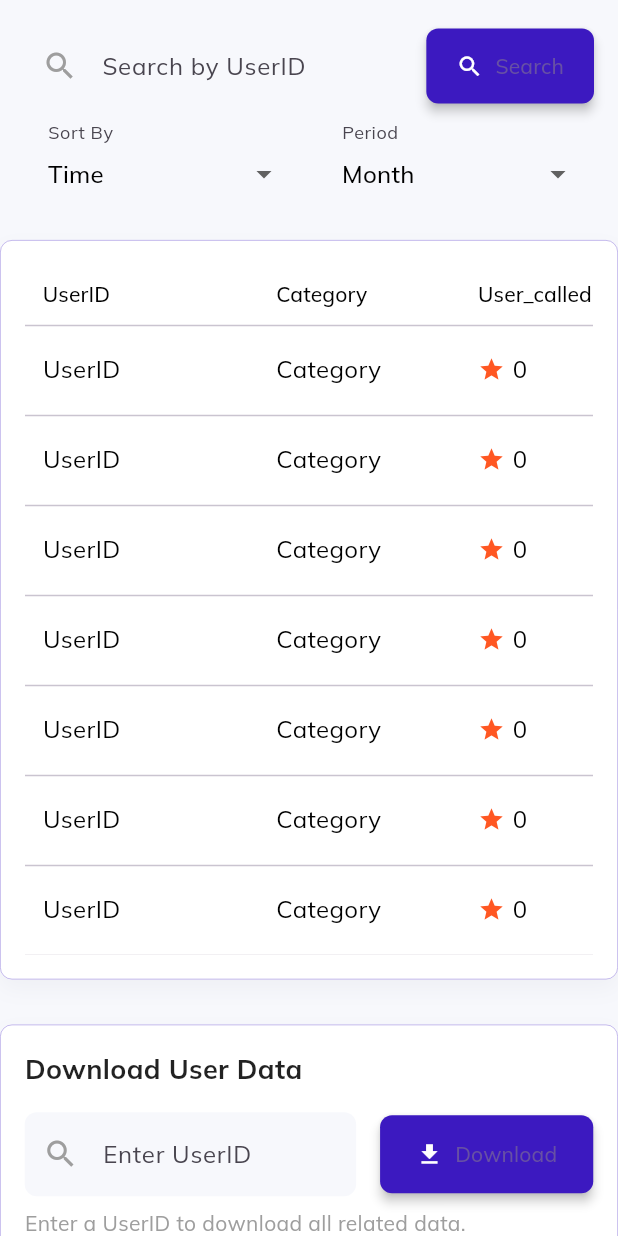
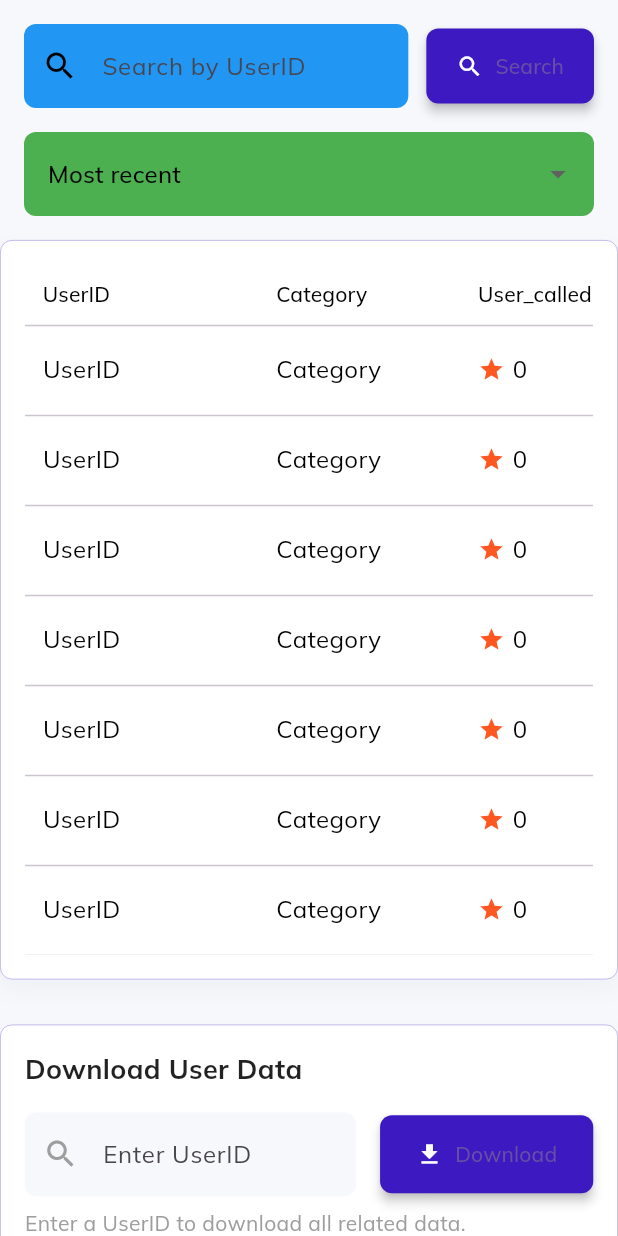
Before and after one commit to hasib94badhon/Admin_Dashboard, a Flutter app: the Clientstable widget shown alone on an empty page, opened directly, on a phone screen of 412 x 824 dp. Run offline on Flutter 3.47's test engine with Material 3 defaults, Android fonts, the phone set to English and light mode, and no system bars; drawn by our look-alikes of data_table_2; our stand-ins replace charts_flutter_new, file_picker, get, google_fonts, image_picker; missing offline and left inert: dart:html; network calls fail.

Commit message:
client table aka users table design slightly changed

```diff
--- a/lib/pages/clients/widgets/clients_table.dart
+++ b/lib/pages/clients/widgets/clients_table.dart
@@ -3,9 +3,14 @@ import 'package:flutter/material.dart';
 import 'package:flutter_web_dashboard/constants/style.dart';
 import 'package:flutter_web_dashboard/widgets/custom_text.dart';
 
-class Clientstable extends StatelessWidget {
+class Clientstable extends StatefulWidget {
   const Clientstable({super.key});
 
+  @override
+  State<Clientstable> createState() => _ClientstableState();
+}
+
+class _ClientstableState extends State<Clientstable> {
   @override
   Widget build(BuildContext context) {
     String selectedSort = 'Time'; // default sort option
@@ -24,8 +29,8 @@ class Clientstable extends StatelessWidget {
                     decoration: InputDecoration(
                       hintText: "Search by UserID",
                       filled: true,
-                      fillColor: light,
-                      prefixIcon: const Icon(Icons.search, color: Colors.grey),
+                      fillColor: Colors.blue,
+                      prefixIcon: const Icon(Icons.search, color: Colors.black),
                       border: OutlineInputBorder(
                         borderRadius: BorderRadius.circular(8),
                         borderSide: BorderSide.none,
@@ -41,7 +46,8 @@ class Clientstable extends StatelessWidget {
                   icon: const Icon(Icons.search, color: Colors.white),
                   label: const Text("Search"),
                   style: ElevatedButton.styleFrom(
-                    padding: const EdgeInsets.symmetric(horizontal: 20, vertical: 15),
+                    padding: const EdgeInsets.symmetric(
+                        horizontal: 20, vertical: 15),
                     backgroundColor: active,
                     shape: RoundedRectangleBorder(
                       borderRadius: BorderRadius.circular(8),
@@ -64,19 +70,24 @@ class Clientstable extends StatelessWidget {
                   child: DropdownButtonFormField<String>(
                     value: selectedSort,
                     decoration: InputDecoration(
-                      labelText: "Sort By",
+                      //labelText: "Sort By",
                       filled: true,
-                      fillColor: light,
+                      fillColor: Colors.green,
                       border: OutlineInputBorder(
                         borderRadius: BorderRadius.circular(8),
                         borderSide: BorderSide.none,
                       ),
                     ),
                     items: const [
-                      DropdownMenuItem(value: 'Time', child: Text("Time")),
-                      DropdownMenuItem(value: 'Category', child: Text("Category")),
-                      DropdownMenuItem(value: 'User Type', child: Text("User Type")),
-                      DropdownMenuItem(value: 'User Called', child: Text("Max User Called")),
+                      DropdownMenuItem(
+                          value: 'Time', child: Text("Most recent")),
+                      DropdownMenuItem(
+                          value: 'Category', child: Text("Users by category")),
+                      DropdownMenuItem(
+                          value: 'User Type', child: Text("Paid/Free")),
+                      DropdownMenuItem(
+                          value: 'User Called',
+                          child: Text("Users by most called")),
                     ],
                     onChanged: (value) {
                       // Update sorting logic based on selected option
@@ -85,31 +96,31 @@ class Clientstable extends StatelessWidget {
                 ),
 
                 // Conditional Time Sorting Options
-                const SizedBox(width: 12),
-                if (selectedSort == 'Time')
-                  Expanded(
-                    child: DropdownButtonFormField<String>(
-                      value: selectedTimeSort,
-                      decoration: InputDecoration(
-                        labelText: "Period",
-                        filled: true,
-                        fillColor: light,
-                        border: OutlineInputBorder(
-                          borderRadius: BorderRadius.circular(8),
-                          borderSide: BorderSide.none,
-                        ),
-                      ),
-                      items: const [
-                        DropdownMenuItem(value: 'Day', child: Text("Day")),
-                        DropdownMenuItem(value: 'Week', child: Text("Week")),
-                        DropdownMenuItem(value: 'Month', child: Text("Month")),
-                        DropdownMenuItem(value: 'Year', child: Text("Year")),
-                      ],
-                      onChanged: (value) {
-                        // Handle specific time sorting
-                      },
-                    ),
-                  ),
+                // const SizedBox(width: 12),
+                // if (selectedSort == 'Time')
+                //   Expanded(
+                //     child: DropdownButtonFormField<String>(
+                //       value: selectedTimeSort,
+                //       decoration: InputDecoration(
+                //         labelText: "Period",
+                //         filled: true,
+                //         fillColor: light,
+                //         border: OutlineInputBorder(
+                //           borderRadius: BorderRadius.circular(8),
+                //           borderSide: BorderSide.none,
+                //         ),
+                //       ),
+                //       items: const [
+                //         DropdownMenuItem(value: 'Day', child: Text("Day")),
+                //         DropdownMenuItem(value: 'Week', child: Text("Week")),
+                //         DropdownMenuItem(value: 'Month', child: Text("Month")),
+                //         DropdownMenuItem(value: 'Year', child: Text("Year")),
+                //       ],
+                //       onChanged: (value) {
+                //         // Handle specific time sorting
+                //       },
+                //     ),
+                //   ),
               ],
             ),
           ),
@@ -185,54 +196,126 @@ class Clientstable extends StatelessWidget {
                           borderRadius: BorderRadius.circular(20),
                           border: Border.all(color: active, width: .5),
                         ),
-                        padding: const EdgeInsets.symmetric(horizontal: 12, vertical: 6),
+                        padding: const EdgeInsets.symmetric(
+                            horizontal: 12, vertical: 6),
                         child: CustomText(
-                          text: index % 2 == 0 ? "Paid" : "Non-paid", // Toggle paid status
+                          text: index % 2 == 0
+                              ? "Paid"
+                              : "FREE", // Toggle paid status
                           color: active.withOpacity(.7),
                           weight: FontWeight.bold,
                         ),
                       )),
-                      DataCell(Row(
-                        mainAxisSize: MainAxisSize.min,
-                        children: [
-                          Row(
-                            children: [
-                              Radio<String>(
-                                value: "Play",
-                                groupValue: "Status", // Replace with a dynamic value for control
-                                onChanged: (value) {
-                                  // Handle Play status selection
-                                },
-                              ),
-                              const Text("Play"),
-                            ],
-                          ),
-                          Row(
-                            children: [
-                              Radio<String>(
-                                value: "Pause",
-                                groupValue: "Status",
-                                onChanged: (value) {
-                                  // Handle Pause status selection
-                                },
-                              ),
-                              const Text("Pause"),
-                            ],
-                          ),
-                          Row(
-                            children: [
-                              Radio<String>(
-                                value: "Stop",
-                                groupValue: "Status",
-                                onChanged: (value) {
-                                  // Handle Stop status selection
-                                },
-                              ),
-                              const Text("Stop"),
-                            ],
-                          ),
-                        ],
-                      )),
+                      DataCell(
+                        StatefulBuilder(
+                          builder: (context, setState) {
+                            // Variables to control button states
+                            bool isPlayActive =
+                                true; // Initial active button (Play or Pause)
+                            bool isDeleteLocked =
+                                true; // Initial state for Delete button safety lock
+
+                            return Row(
+                              mainAxisSize: MainAxisSize.min,
+                              children: [
+                                // Play Button
+                                ElevatedButton.icon(
+                                  onPressed: isPlayActive
+                                      ? null
+                                      : () {
+                                          setState(() {
+                                            isPlayActive = true;
+                                          });
+                                          print("Play action triggered");
+                                        },
+                                  icon: const Icon(Icons.play_arrow),
+                                  label: const Text("Play"),
+                                  style: ElevatedButton.styleFrom(
+                                    backgroundColor: Colors.green,
+                                    foregroundColor: Colors.white,
+                                    shape: RoundedRectangleBorder(
+                                      borderRadius: BorderRadius.circular(12),
+                                    ),
+                                  ).copyWith(
+                                    backgroundColor: MaterialStateProperty
+                                        .resolveWith<Color>(
+                                      (states) => isPlayActive
+                                          ? Colors.green
+                                          : Colors.green.withOpacity(0.5),
+                                    ),
+                                  ),
+                                ),
+                                const SizedBox(width: 10),
+
+                                // Pause Button
+                                ElevatedButton.icon(
+                                  onPressed: isPlayActive
+                                      ? () {
+                                          setState(() {
+                                            isPlayActive = false;
+                                          });
+                                          print("Pause action triggered");
+                                        }
+                                      : null,
+                                  icon: const Icon(Icons.pause),
+                                  label: const Text("Pause"),
+                                  style: ElevatedButton.styleFrom(
+                                    backgroundColor: Colors.blue,
+                                    foregroundColor: Colors.white,
+                                    shape: RoundedRectangleBorder(
+                                      borderRadius: BorderRadius.circular(12),
+                                    ),
+                                  ).copyWith(
+                                    backgroundColor: MaterialStateProperty
+                                        .resolveWith<Color>(
+                                      (states) => !isPlayActive
+                                          ? Colors.blue
+                                          : Colors.blue.withOpacity(0.5),
+                                    ),
+                                  ),
+                                ),
+                                const SizedBox(width: 10),
+
+                                // Delete Button
+                                ElevatedButton.icon(
+                                  onPressed: isDeleteLocked
+                                      ? () {
+                                          setState(() {
+                                            isDeleteLocked = false;
+                                          });
+                                          ScaffoldMessenger.of(context)
+                                              .showSnackBar(
+                                            const SnackBar(
+                                              content: Text(
+                                                  "Safety lock removed. Tap Delete to proceed."),
+                                            ),
+                                          );
+                                        }
+                                      : () {
+                                          print("Delete action triggered");
+                                        },
+                                  icon: Icon(
+                                    isDeleteLocked
+                                        ? Icons.lock
+                                        : Icons.delete_forever,
+                                  ),
+                                  label: Text(
+                                      isDeleteLocked ? "Unlock" : "Delete"),
+                                  style: ElevatedButton.styleFrom(
+                                    backgroundColor: isDeleteLocked
+                                        ? Colors.grey
+                                        : Colors.red,
+                                    foregroundColor: Colors.white,
+                                    shape: RoundedRectangleBorder(
+                                      borderRadius: BorderRadius.circular(12),
+                                    ),
+                                  ),
+                                ),
+                              ],
+                            );
+                          },
+                        ),
+                      )
                     ],
                   ),
                 ),
@@ -274,7 +357,8 @@ class Clientstable extends StatelessWidget {
                           hintText: "Enter UserID",
                           filled: true,
                           fillColor: light,
-                          prefixIcon: const Icon(Icons.search, color: Colors.grey),
+                          prefixIcon:
+                              const Icon(Icons.search, color: Colors.grey),
                           border: OutlineInputBorder(
                             borderRadius: BorderRadius.circular(8),
                             borderSide: BorderSide.none,
@@ -290,7 +374,8 @@ class Clientstable extends StatelessWidget {
                       icon: const Icon(Icons.download, color: Colors.white),
                       label: const Text("Download"),
                       style: ElevatedButton.styleFrom(
-                        padding: const EdgeInsets.symmetric(horizontal: 24, vertical: 16),
+                        padding: const EdgeInsets.symmetric(
+                            horizontal: 24, vertical: 16),
                         backgroundColor: active,
                         shape: RoundedRectangleBorder(
                           borderRadius: BorderRadius.circular(8),
```
